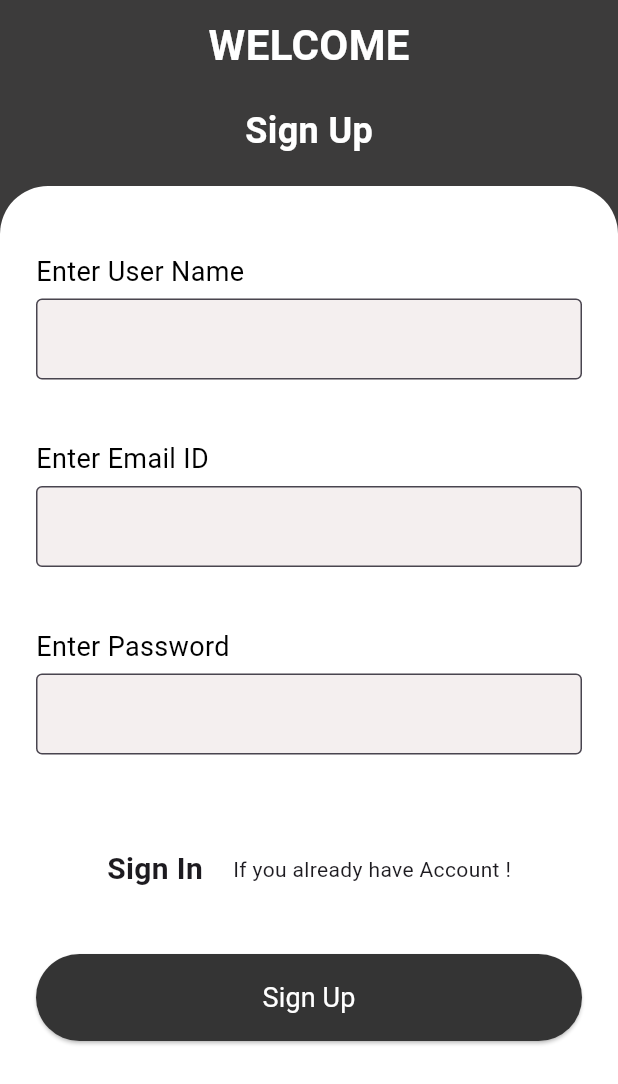
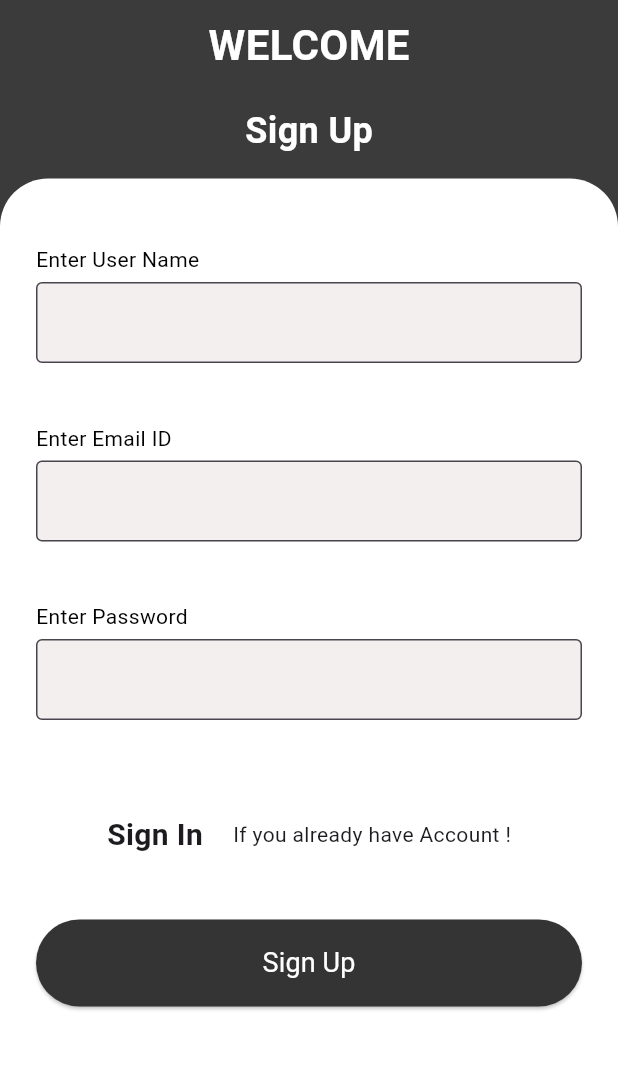
Before and after one commit to Rahul-Sharma-Github/Bike-Service-App, a Flutter app: the screen it shows after launch, on a phone screen of 412 x 824 dp. Shown: the top 1084 px of the screen. Run offline on Flutter 3.47's test engine with Material 3 defaults, Android fonts, the phone set to English and light mode, and no system bars; our stand-ins replace cloud_firestore, device_preview, firebase_auth, firebase_core, get; accounts and stored records are empty.

Commit message:
reduced fontsize of textFormFieldLabelText | reduced SizedBox height to 15 in SignUpPage |

```diff
--- a/lib/app/core/constants/theme/textstyles/textstyle.dart
+++ b/lib/app/core/constants/theme/textstyles/textstyle.dart
@@ -23,7 +23,7 @@ class AppTextStyleTheme {
   // TextStyles for TextFormField Label
   static const TextStyle textFormFieldLabelText = TextStyle(
     color: Color(0xff000000),
-    fontSize: 18,
+    fontSize: 14,
     fontWeight: FontWeight.w400,
   );
 
--- a/lib/app/features/authentication/presentation/pages/signup_page/signup_page.dart
+++ b/lib/app/features/authentication/presentation/pages/signup_page/signup_page.dart
@@ -33,7 +33,7 @@ class SignUpPage extends StatelessWidget {
                 subtitle: 'Sign Up',
               ),
               const SizedBox(
-                height: 20,
+                height: 15,
               ),
               // TextFormFields
               Expanded(
```
